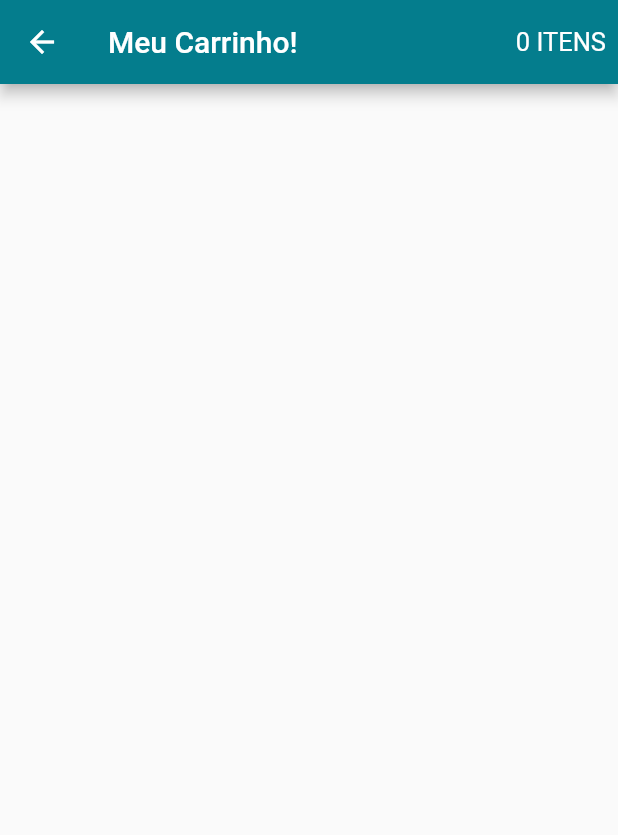
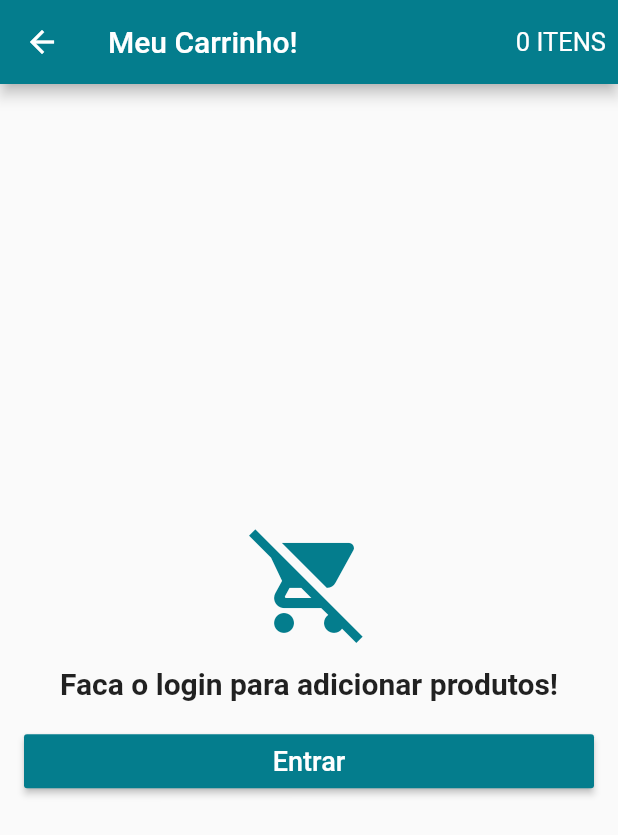
Before and after one commit to moises100hp/flutter_loja_virtual, a Flutter app: the CartScreen screen opened directly, on a phone screen of 412 x 824 dp. Shown: the top 835 px of the screen. Run offline on Flutter 3.47's test engine with Material 2 defaults, Android fonts, the phone set to English and light mode, and no system bars; our stand-ins replace carousel_pro, cloud_firestore, firebase_auth, transparent_image; accounts and stored records are empty.

Commit message:
criado um cart tile
Adicionado um cart tile para cariacao dos cartoes dos produtos

```diff
--- a/lib/models/cart_model.dart
+++ b/lib/models/cart_model.dart
@@ -9,6 +9,8 @@ class CartModel extends Model {
   UserModel user;
 
   List<CartProduct> products = [];
+
+  bool isLoading = false;
 
   CartModel(this.user);
 
--- a/lib/screens/cart_screen.dart
+++ b/lib/screens/cart_screen.dart
@@ -1,5 +1,8 @@
 import 'package:flutter/material.dart';
 import 'package:loja_virtual/models/cart_model.dart';
+import 'package:loja_virtual/models/user_model.dart';
+import 'package:loja_virtual/screens/login_screen.dart';
+import 'package:loja_virtual/tiles/cart_tile.dart';
 import 'package:scoped_model/scoped_model.dart';
 
 class CartScreen extends StatelessWidget {
@@ -23,6 +26,61 @@ class CartScreen extends StatelessWidget {
           )
         ],
       ),
+      body: ScopedModelDescendant<CartModel>(
+        builder: (context, child, model){
+          if(model.isLoading && UserModel.of(context).isLoggedIn()){
+            return Center(
+              child: CircularProgressIndicator(),
+            );
+          } else if (!UserModel.of(context).isLoggedIn()){
+            return Container(
+              padding: EdgeInsets.all(16.0),
+              child: Column(
+                crossAxisAlignment: CrossAxisAlignment.stretch,
+                mainAxisAlignment: MainAxisAlignment.center,
+                children: <Widget>[
+                  Icon(Icons.remove_shopping_cart,
+                  size: 80.0,
+                    color: Theme.of(context).primaryColor),
+                  SizedBox(height: 16.0,),
+                  Text("Faca o login para adicionar produtos!",
+                    style: TextStyle(fontSize: 20.0, fontWeight: FontWeight.bold),
+                  textAlign: TextAlign.center,
+                  ),
+                  SizedBox(height: 16.0,),
+                  RaisedButton(
+                    child: Text("Entrar",
+                      style: TextStyle(fontSize: 18.0),),
+                    textColor: Colors.white,
+                    color: Theme.of(context).primaryColor,
+                    onPressed: (){
+                      Navigator.of(context).push(
+                        MaterialPageRoute(builder: (context)=>LoginScreen()));
+                    },
+                  )
+                ],
+              ),
+            );
+          } else if (model.products == null || model.products.length == 0){
+            return Center(
+              child: Text("Nenhum produto no carrinho!",
+              style: TextStyle(fontSize: 20.0, fontWeight: FontWeight.bold),
+                textAlign: TextAlign.center),
+            );
+          } else {
+            return ListView(
+              children: <Widget>[
+                Column(
+                  children: model.products.map((product) {
+                    return CartTile(product);
+                  }
+                  ).toList(),
+                )
+              ],
+            );
+          }
+        },
+      ),
     );
   }
 }
--- a/lib/screens/login_screen.dart
+++ b/lib/screens/login_screen.dart
@@ -27,6 +27,7 @@ class _LoginScreenState extends State<LoginScreen> {
                   "CRIAR CONTA",
                   style: TextStyle(
                     fontSize: 15.0,
+                    color: Colors.white
                   ),
                 ),
                 onPressed: () {
@@ -48,6 +49,7 @@ class _LoginScreenState extends State<LoginScreen> {
                         controller: _emailController,
                         decoration: InputDecoration(hintText: "E-mail"),
                         keyboardType: TextInputType.emailAddress,
+                        // ignore: missing_return
                         validator: (text) {
                           if (text.isEmpty ||
                               !text.contains("@") ||
@@ -59,6 +61,7 @@ class _LoginScreenState extends State<LoginScreen> {
                         controller: _passController,
                         decoration: InputDecoration(hintText: "senha"),
                         obscureText: true,
+                        // ignore: missing_return
                         validator: (text) {
                           if (text.isEmpty || text.length <= 6)
                             return "Senha inválida!";
--- a/lib/screens/signup_screen.dart
+++ b/lib/screens/signup_screen.dart
@@ -24,7 +24,7 @@ class _SignupScreenState extends State<SignupScreen> {
       key: _scaffoldKey,
       appBar: AppBar(
 
-        title: Text("Criar Conta"),
+        title: Text("Criar Conta", style: TextStyle(color: Colors.white)),
         centerTitle: true,
         actions: <Widget>[
         ],
--- a/lib/widgets/custom_drawer.dart
+++ b/lib/widgets/custom_drawer.dart
@@ -44,7 +44,7 @@ class CustomDrawer extends StatelessWidget {
                       left: 0.0,
                       child: Wrap(
                         children: <Widget>[
-                        Text("Flutter's \nRestaurant",
+                        Text("Flutter's \nClothes",
                         style: TextStyle(fontSize: 34.0,
                           fontWeight: FontWeight.bold
                         ),
```
Also changed, not shown: lib/tiles/cart_tile.dart (added, +41 -0 lines), pubspec.lock, 2 other files.
